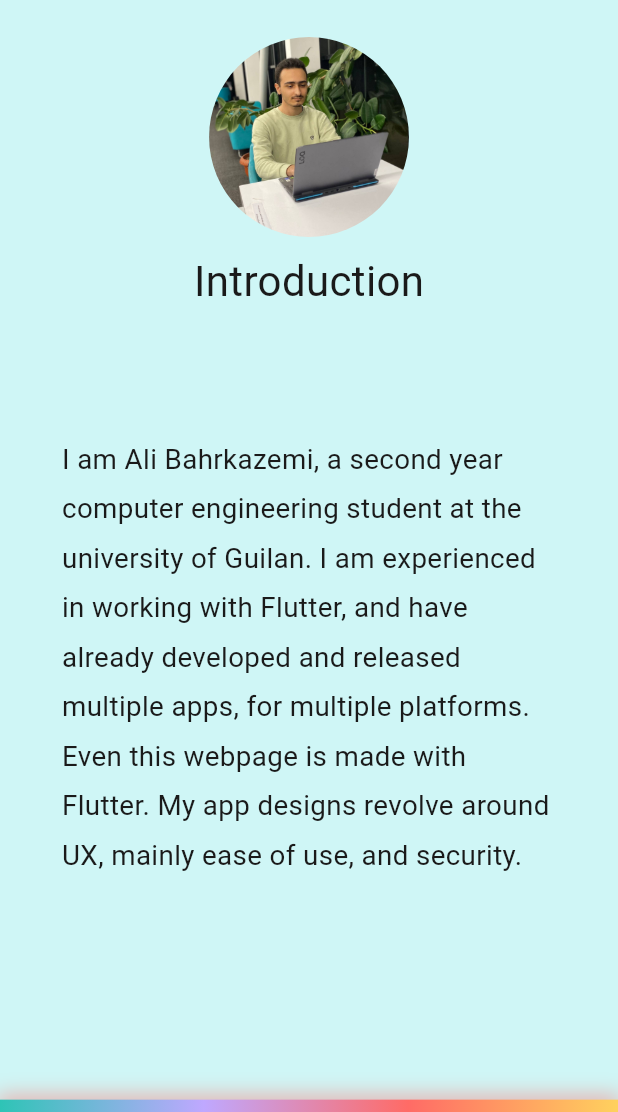
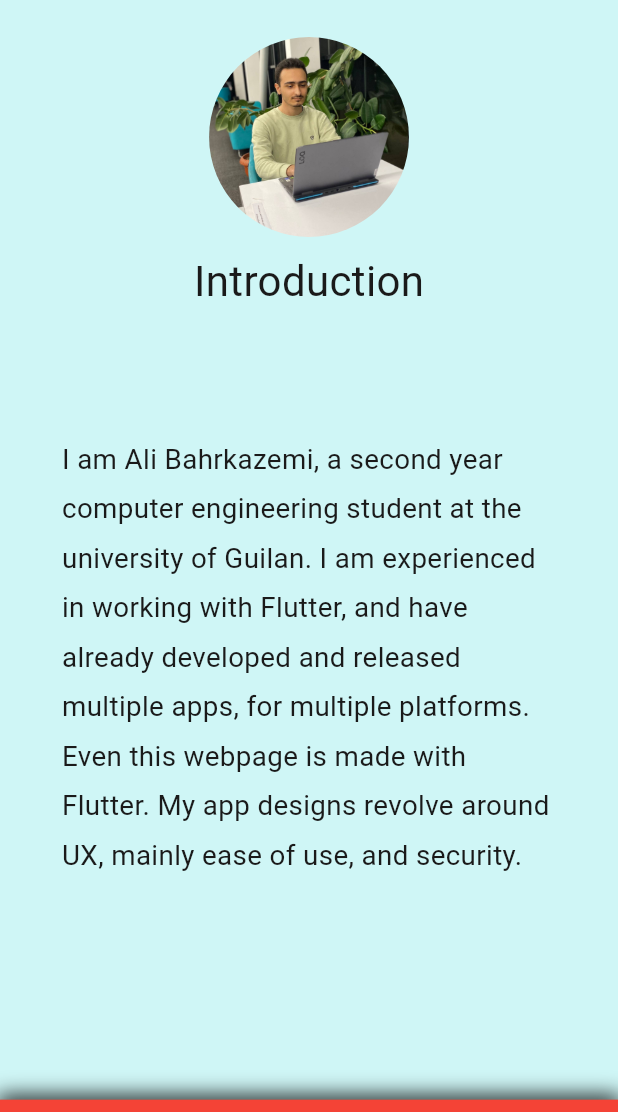
Before and after one commit to darksider-05/portfolio, a Flutter app: the screen it shows after launch, on a phone screen of 412 x 824 dp, the part 124-1236 px from its top. Run offline on Flutter 3.47's test engine with Material 3 defaults, Android fonts, the phone set to English and light mode, and no system bars.

Commit message:
testing the linear gradient

```diff
--- a/lib/components/bottom_gradient.dart
+++ b/lib/components/bottom_gradient.dart
@@ -90,6 +90,8 @@ class _LineState extends State<Line> {
 
   @override
   Widget build(BuildContext context) {
+    print(identical(previous, next));
+
     var defs = Defaults(context);
     var vw = defs.vw();
     var vh = defs.vh();
@@ -101,17 +103,13 @@ class _LineState extends State<Line> {
         width: vw,
         height: vh * 0.01,
         decoration: BoxDecoration(
-          gradient: LinearGradient(
-            colors: List.of(next.colors),
-            begin: next.begin,
-            end: next.end,
-            stops: next.stops,
-          ),
+          color: (nxt % 2) == 0 ? Colors.red : Colors.blue,
+          //gradient: next,
           boxShadow: [
             BoxShadow(
               blurRadius: 12,
               spreadRadius: 2,
-              color: next.colors[2].withAlpha(153),
+              //color: next.colors[2].withAlpha(153),
             ),
           ],
         ),
```
